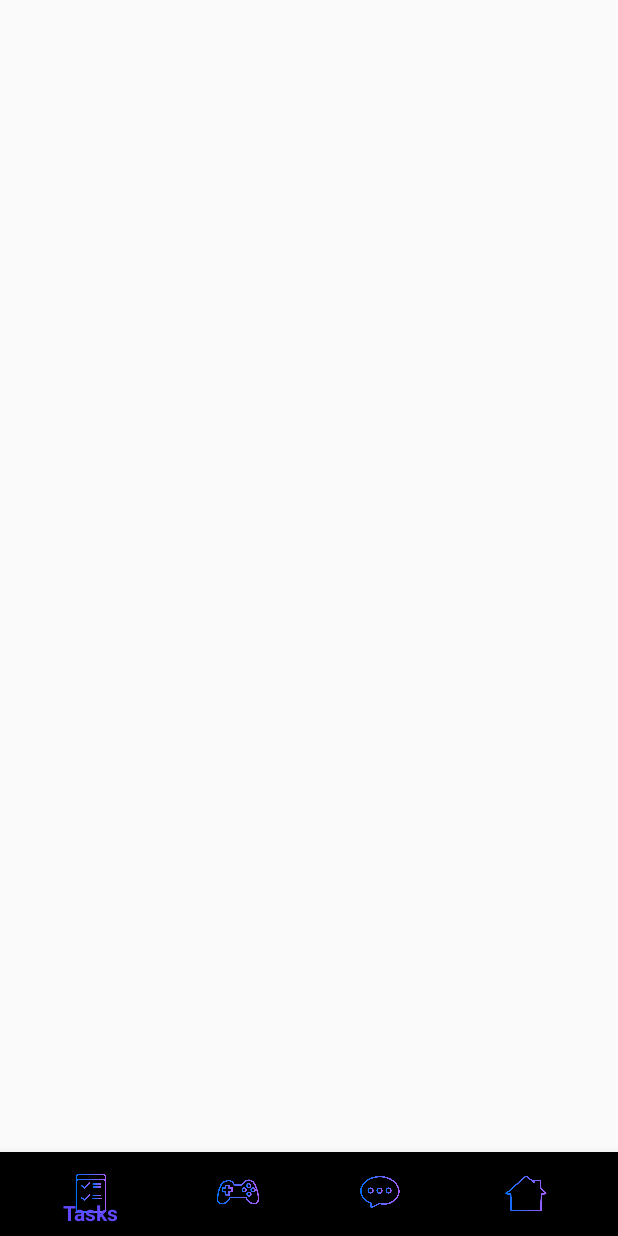
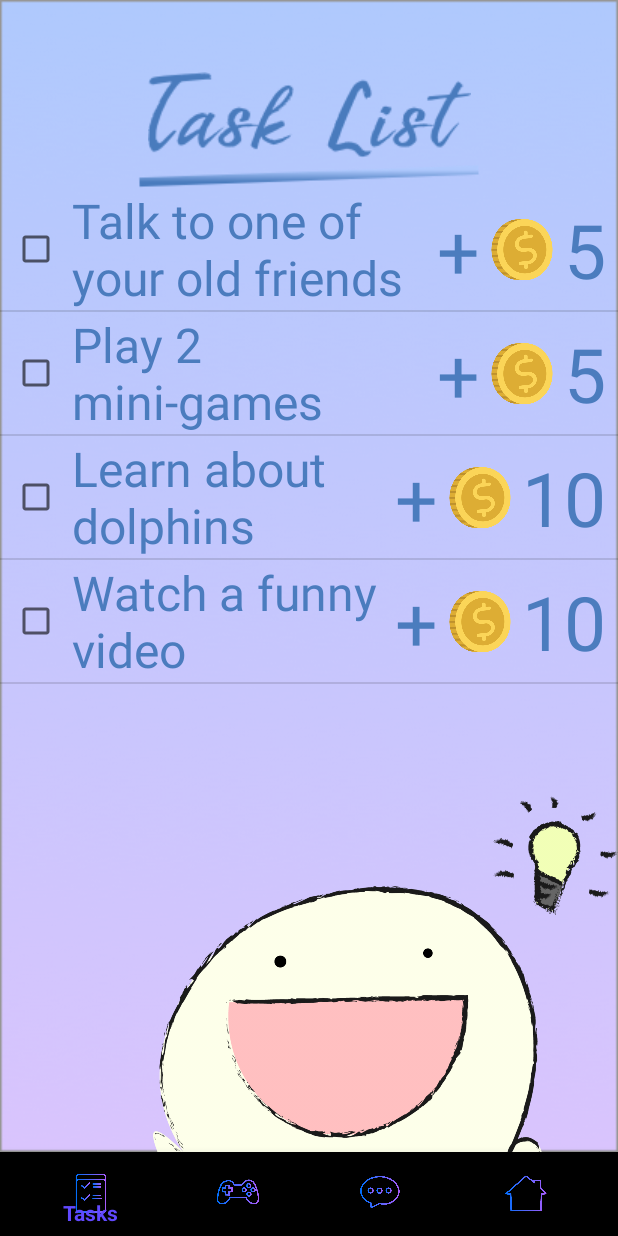
Before and after one commit to Lon19/team-6, an Android app: the screen it shows after launch (MainActivity), on a phone screen of 412 x 824 dp. Run offline under Robolectric (Android 15) with nearby library versions, the phone set to English and light mode, and no system bars; our stand-ins replace data binding; 1 statement that could not run was skipped.

Commit message:
Added tasks page

```diff
--- a/Android/app/src/main/java/org/ytt/code4good/GameFragment.kt
+++ b/Android/app/src/main/java/org/ytt/code4good/GameFragment.kt
@@ -18,7 +18,7 @@ class GameFragment : Fragment() {
         container: ViewGroup?,
         savedInstanceState: Bundle?
     ): View? {
-        val view = inflater.inflate(R.layout.activity_game, container, false)
+        val view = inflater.inflate(R.layout.frag_game, container, false)
 
         val viewPager = view.findViewById<ViewPager>(R.id.view_pager_inner).also {
             it.adapter = MyFragmentPagerAdapter(
--- a/Android/app/src/main/java/org/ytt/code4good/MainActivity.kt
+++ b/Android/app/src/main/java/org/ytt/code4good/MainActivity.kt
@@ -98,7 +98,7 @@ class MainActivity : AppCompatActivity() {
     private class MyMainViewPagerAdapter(fm: FragmentManager) : FragmentPagerAdapter(fm) {
         override fun getItem(position: Int): Fragment {
             return when (position) {
-                0 -> Fragment() // Task
+                0 -> TaskFragment() // Task
                 1 -> GameFragment()
                 2 -> Fragment() // Chat
                 else -> Fragment() // Room
--- /dev/null
+++ b/Android/app/src/main/java/org/ytt/code4good/TaskFragment.kt
@@ -0,0 +1,73 @@
+package org.ytt.code4good
+
+import android.os.Bundle
+import android.view.LayoutInflater
+import android.view.View
+import android.view.ViewGroup
+import androidx.fragment.app.Fragment
+import androidx.recyclerview.widget.DividerItemDecoration
+import androidx.recyclerview.widget.LinearLayoutManager
+import androidx.recyclerview.widget.RecyclerView
+import org.ytt.code4good.databinding.ListItemTaskBinding
+import org.ytt.code4good.viewModels.TaskViewModel
+
+class TaskFragment : Fragment() {
+    private val taskList = listOf(
+        TaskViewModel("Talk to one of your old friends", "5"),
+        TaskViewModel("Play 2 mini-games", "5"),
+        TaskViewModel("Learn about dolphins", "10"),
+        TaskViewModel("Watch a funny video", "10")
+    )
+
+    override fun onCreateView(
+        inflater: LayoutInflater,
+        container: ViewGroup?,
+        savedInstanceState: Bundle?
+    ): View? {
+        val view = inflater.inflate(R.layout.frag_task, container, false)
+
+        val viewManager = LinearLayoutManager(activity)
+        val viewAdapter = TaskAdapter(taskList)
+
+        view.findViewById<RecyclerView>(R.id.view_list).apply {
+            setHasFixedSize(true)
+
+            layoutManager = viewManager
+
+            adapter = viewAdapter
+
+            addItemDecoration(DividerItemDecoration(activity, DividerItemDecoration.VERTICAL))
+        }
+
+        return view
+    }
+
+    private class TaskAdapter(val mDataList: List<TaskViewModel>) :
+        RecyclerView.Adapter<TaskAdapter.MyViewHolder>() {
+        override fun onCreateViewHolder(
+            parent: ViewGroup,
+            viewType: Int
+        ): MyViewHolder {
+            val layoutInflater = LayoutInflater.from(parent.context)
+            val itemBinding = ListItemTaskBinding.inflate(layoutInflater, parent, false)
+
+            return MyViewHolder(itemBinding)
+        }
+
+        override fun onBindViewHolder(holder: MyViewHolder, position: Int) {
+            val item = mDataList[position]
+            holder.bind(item)
+        }
+
+        override fun getItemCount() = mDataList.size
+
+        private class MyViewHolder(private val binding: ListItemTaskBinding) :
+            RecyclerView.ViewHolder(binding.root) {
+
+            fun bind(item: TaskViewModel) {
+                binding.viewModel = item
+                binding.executePendingBindings()
+            }
+        }
+    }
+}
--- /dev/null
+++ b/Android/app/src/main/java/org/ytt/code4good/viewModels/TaskViewModel.kt
@@ -0,0 +1,8 @@
+package org.ytt.code4good.viewModels
+
+import androidx.lifecycle.ViewModel
+
+data class TaskViewModel(
+    var name: String,
+    var coins: String
+) : ViewModel()
--- /dev/null
+++ b/Android/app/src/main/res/layout/frag_game.xml
@@ -0,0 +1,52 @@
+<?xml version="1.0" encoding="utf-8"?><!--
+  ~ Created by Yip Tsz To on 11/2/19 2:01 AM
+  ~ Copyright (c) 2019.
+  -->
+
+<androidx.constraintlayout.widget.ConstraintLayout xmlns:android="http://schemas.android.com/apk/res/android"
+    xmlns:app="http://schemas.android.com/apk/res-auto"
+    android:layout_width="match_parent"
+    android:layout_height="match_parent"
+    android:background="@drawable/background_game"
+    android:orientation="vertical">
+
+    <ImageView
+        android:id="@+id/iv_games"
+        android:layout_width="wrap_content"
+        android:layout_height="wrap_content"
+        android:layout_marginTop="48dp"
+        android:src="@drawable/logo_game"
+        app:layout_constraintEnd_toEndOf="parent"
+        app:layout_constraintStart_toStartOf="parent"
+        app:layout_constraintTop_toTopOf="parent" />
+
+    <ImageView
+        android:id="@+id/iv_line"
+        android:layout_width="wrap_content"
+        android:layout_height="wrap_content"
+        android:layout_marginTop="4dp"
+        android:src="@drawable/line"
+        app:layout_constraintEnd_toEndOf="parent"
+        app:layout_constraintStart_toStartOf="parent"
+        app:layout_constraintTop_toBottomOf="@id/iv_games" />
+
+    <androidx.viewpager.widget.ViewPager
+        android:id="@+id/view_pager_inner"
+        android:layout_width="match_parent"
+        android:layout_height="0dp"
+        app:layout_constraintBottom_toBottomOf="parent"
+        app:layout_constraintEnd_toEndOf="parent"
+        app:layout_constraintStart_toStartOf="parent"
+        app:layout_constraintTop_toBottomOf="@id/iv_line">
+
+        <com.google.android.material.tabs.TabLayout
+            android:id="@+id/tab_layout"
+            android:layout_width="match_parent"
+            android:layout_height="wrap_content" />
+    </androidx.viewpager.widget.ViewPager>
+
+    <!--<androidx.recyclerview.widget.RecyclerView
+        android:id="@+id/view_list"
+        android:layout_width="match_parent"
+        android:layout_height="0dp"/>-->
+</androidx.constraintlayout.widget.ConstraintLayout>
--- a/Android/app/src/main/res/layout/activity_game.xml
+++ b/Android/app/src/main/res/layout/frag_task.xml
@@ -11,11 +11,11 @@
     android:orientation="vertical">
 
     <ImageView
-        android:id="@+id/iv_games"
+        android:id="@+id/iv_title"
         android:layout_width="wrap_content"
         android:layout_height="wrap_content"
         android:layout_marginTop="48dp"
-        android:src="@drawable/logo_game"
+        android:src="@drawable/logo_task"
         app:layout_constraintEnd_toEndOf="parent"
         app:layout_constraintStart_toStartOf="parent"
         app:layout_constraintTop_toTopOf="parent" />
@@ -25,28 +25,25 @@
         android:layout_width="wrap_content"
         android:layout_height="wrap_content"
         android:layout_marginTop="4dp"
-        android:src="@drawable/line_game"
+        android:src="@drawable/line"
         app:layout_constraintEnd_toEndOf="parent"
         app:layout_constraintStart_toStartOf="parent"
-        app:layout_constraintTop_toBottomOf="@id/iv_games" />
+        app:layout_constraintTop_toBottomOf="@id/iv_title" />
 
-    <androidx.viewpager.widget.ViewPager
-        android:id="@+id/view_pager_inner"
+    <androidx.recyclerview.widget.RecyclerView
+        android:id="@+id/view_list"
         android:layout_width="match_parent"
         android:layout_height="0dp"
         app:layout_constraintBottom_toBottomOf="parent"
+        app:layout_constraintTop_toBottomOf="@id/iv_line" />
+
+    <ImageView
+        android:layout_width="0dp"
+        android:layout_height="wrap_content"
+        android:src="@drawable/buddy_lightbulb"
+        android:layout_marginStart="100dp"
+        app:layout_constraintStart_toStartOf="parent"
+        app:layout_constraintBottom_toBottomOf="parent"
         app:layout_constraintEnd_toEndOf="parent"
-        app:layout_constraintStart_toStartOf="parent"
-        app:layout_constraintTop_toBottomOf="@id/iv_line">
-
-        <com.google.android.material.tabs.TabLayout
-            android:id="@+id/tab_layout"
-            android:layout_width="match_parent"
-            android:layout_height="wrap_content" />
-    </androidx.viewpager.widget.ViewPager>
-
-    <!--<androidx.recyclerview.widget.RecyclerView
-        android:id="@+id/view_list"
-        android:layout_width="match_parent"
-        android:layout_height="0dp"/>-->
+        android:adjustViewBounds="true"/>
 </androidx.constraintlayout.widget.ConstraintLayout>
--- /dev/null
+++ b/Android/app/src/main/res/layout/list_item_task.xml
@@ -0,0 +1,68 @@
+<?xml version="1.0" encoding="utf-8"?>
+<layout xmlns:app="http://schemas.android.com/apk/res-auto"
+    xmlns:tools="http://schemas.android.com/tools">
+
+    <data>
+
+        <variable
+            name="viewModel"
+            type="org.ytt.code4good.viewModels.TaskViewModel" />
+    </data>
+
+    <androidx.constraintlayout.widget.ConstraintLayout xmlns:android="http://schemas.android.com/apk/res/android"
+        android:layout_width="match_parent"
+        android:layout_height="wrap_content">
+
+        <CheckBox
+            android:id="@+id/view_cb"
+            android:layout_width="40dp"
+            android:layout_height="40dp"
+            android:layout_marginStart="8dp"
+            app:layout_constraintBottom_toBottomOf="parent"
+            app:layout_constraintStart_toStartOf="parent"
+            app:layout_constraintTop_toTopOf="parent" />
+
+        <TextView
+            android:layout_width="0dp"
+            android:layout_height="wrap_content"
+            android:text="@{viewModel.name}"
+            android:textColor="@color/text_blue"
+            android:textSize="32sp"
+            app:layout_constraintBottom_toBottomOf="parent"
+            app:layout_constraintEnd_toStartOf="@id/linear"
+            app:layout_constraintStart_toEndOf="@id/view_cb"
+            app:layout_constraintTop_toTopOf="parent" />
+
+        <LinearLayout
+            android:id="@+id/linear"
+            android:layout_width="wrap_content"
+            android:layout_height="wrap_content"
+            android:layout_marginEnd="8dp"
+            android:gravity="center_vertical"
+            android:orientation="horizontal"
+            app:layout_constraintBottom_toBottomOf="parent"
+            app:layout_constraintEnd_toEndOf="parent"
+            app:layout_constraintTop_toTopOf="parent">
+
+            <TextView
+                android:layout_width="wrap_content"
+                android:layout_height="wrap_content"
+                android:text="+"
+                android:textColor="@color/text_blue"
+                android:textSize="50sp" />
+
+            <ImageView
+                android:layout_width="56dp"
+                android:layout_height="56dp"
+                android:src="@drawable/coin" />
+
+            <TextView
+                android:layout_width="wrap_content"
+                android:layout_height="wrap_content"
+                android:text="@{viewModel.coins}"
+                android:textColor="@color/text_blue"
+                android:textSize="50sp"
+                tools:text="10" />
+        </LinearLayout>
+    </androidx.constraintlayout.widget.ConstraintLayout>
+</layout>
```
Also changed, not shown: Android/app/src/main/res/drawable/buddy_lightbulb.png (added), Android/app/src/main/res/drawable/coin.png (added), Android/app/src/main/res/drawable/line.png (renamed from Android/app/src/main/res/drawable/line_game.png), Android/app/src/main/res/drawable/logo_task.png (added).
